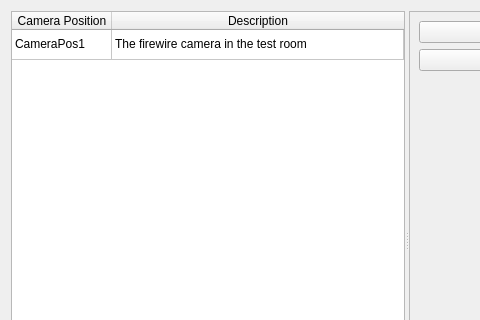
Before: the Qt Designer form app/src/tools/gui/SetUpRoomToolWidget.ui in dysonltd-zz/gts, drawn with Qt 5; both pictures show x 0 to 480 and y 0 to 320 of the 640 by 480 pixel window.
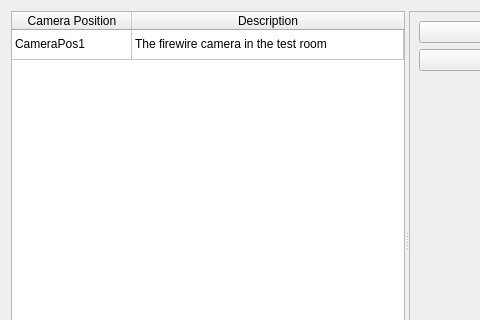
After: the same form once the commit is applied.

Diff of the .ui file:
```diff
--- a/app/src/tools/gui/SetUpRoomToolWidget.ui
+++ b/app/src/tools/gui/SetUpRoomToolWidget.ui
@@ -38,6 +38,9 @@
       <attribute name="horizontalHeaderCascadingSectionResizes">
        <bool>false</bool>
       </attribute>
+      <attribute name="horizontalHeaderDefaultSectionSize">
+       <number>120</number>
+      </attribute>
       <attribute name="horizontalHeaderHighlightSections">
        <bool>true</bool>
       </attribute>
```
